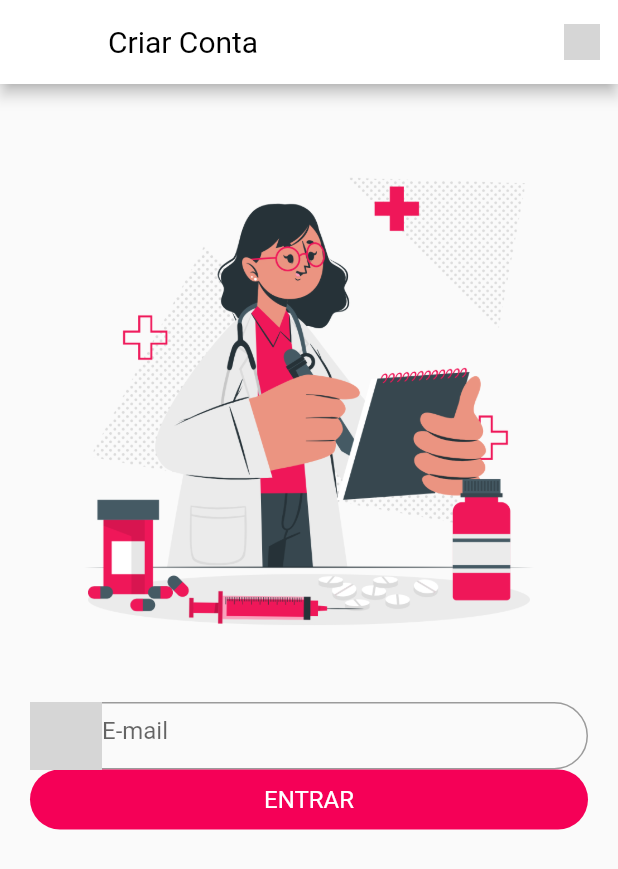
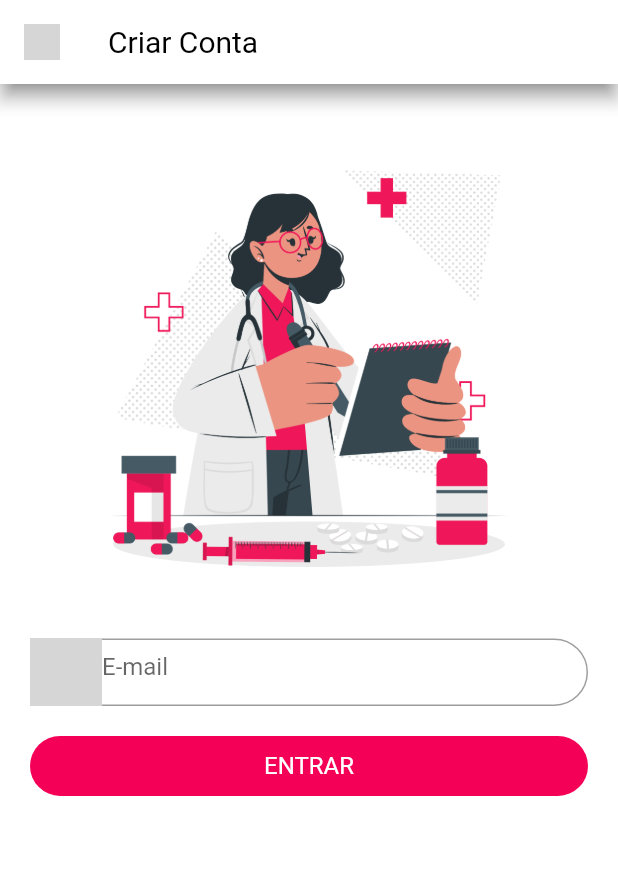
Before and after one commit to Doe-Vida/FrontEnd, a Flutter app: the SignUpPage screen opened directly, on a phone screen of 412 x 824 dp. Shown: the top 869 px of the screen. Run offline on Flutter 3.47's test engine with Material 2 defaults, Android fonts, the phone set to English and light mode, and no system bars; our stand-ins replace email_validator; missing offline and left inert: iconify_flutter; grey boxes are pictures that could not be loaded.

Commit message:
Adding routes and adjusting login, signUp and home

```diff
--- /dev/null
+++ b/front_end/lib/constants/app_routes.dart
@@ -0,0 +1,38 @@
+import 'package:flutter/material.dart';
+import 'package:front_end/views/pages/auth/login/login_page.dart';
+import 'package:front_end/views/pages/auth/signUp/signup_page.dart';
+import 'package:front_end/views/pages/custom_navigation_bar.dart';
+import 'package:front_end/views/pages/init/init_page.dart';
+
+import '../views/pages/home/homePage.dart';
+
+class AppRoutes
+{
+  //auth
+  static const String loginPage = "login";
+  static const String signUpPage = "signUp";
+  //home
+  static const String homePage = "home";
+  //init
+  static const String initPage = "init";
+  static const String navigationBar = "navigationBar";
+
+  static Route<dynamic> controller(RouteSettings settings)
+  {
+    switch(settings.name)
+    {
+      case loginPage:
+        return MaterialPageRoute(builder: (context) => const LoginPage());
+      case signUpPage:
+        return MaterialPageRoute(builder: (context) => const SignUpPage());
+      case homePage:
+        return MaterialPageRoute(builder: (context) => const HomePage());
+      case initPage:
+        return MaterialPageRoute(builder: (context) => const InitPage());
+      case navigationBar:
+        return MaterialPageRoute(builder: (context) => const CustomNavigationBar());
+      default:
+      throw("Essa rota não existe");
+    }
+  }
+}
--- a/front_end/lib/views/pages/auth/signUp/signup_page.dart
+++ b/front_end/lib/views/pages/auth/signUp/signup_page.dart
@@ -1,6 +1,10 @@
+import 'dart:math';
+
 import 'package:flutter/material.dart';
 import 'package:front_end/constants/app_colors.dart';
 import 'package:front_end/constants/app_icons.dart';
+import 'package:front_end/constants/app_images.dart';
+import 'package:front_end/constants/app_routes.dart';
 import 'package:front_end/views/widgets/appbars/custom_appbar.dart';
 import 'package:front_end/views/widgets/buttons/custom_button.dart';
 import 'package:front_end/views/widgets/textboxes/custom_textbox.dart';
@@ -17,27 +21,29 @@ class _SignUpPageState extends State<SignUpPage> {
 
   @override
   Widget build(BuildContext context) {
+    Size screenSize = MediaQuery.of(context).size;
+
     return Scaffold(
       appBar: CustomAppBar(
         title: "Criar Conta",
-        iconRight: AppIcons.arrowBack(),
-        onPressedIconRight: () {},
+        iconLeft: AppIcons.arrowBack(),
+        onPressedIconLeft: () => Navigator.pop(context),
       ),
       body: Container(
         margin: const EdgeInsets.all(20),
         child: Column(
           children: [
-            Image.asset("assets/images/doctor.png"),
+            Image.asset(AppImages.DOCTOR, height: screenSize.height * 0.4,),
             CustomTextBox(
               controller: emailController,
               hintText: "E-mail",
               prefixIcon: AppIcons.mail(AppColors.GRAY300),
               keyboardType: TextInputType.emailAddress,
-              margin: const EdgeInsets.only(top: 20),
+              margin: const EdgeInsets.symmetric(vertical: 20),
             ),
             //TextBox senha
             //TextBox confirmar senha
-            CustomButton(text: "Entrar", onTap: () {})
+            CustomButton(text: "Entrar", onTap: () => Navigator.pushNamed(context, AppRoutes.navigationBar))
           ],
         ),
       ),
--- a/front_end/lib/views/widgets/appbars/custom_appbar.dart
+++ b/front_end/lib/views/widgets/appbars/custom_appbar.dart
@@ -4,6 +4,8 @@ import 'package:front_end/constants/app_text_styles.dart';
 
 class CustomAppBar extends StatelessWidget implements PreferredSizeWidget {
   final String title;
+  final bool? centerTitle;
+  final double? elevation;
   final Color? backgroundColor;
   final Widget? iconLeft;
   final Widget? iconRight;
@@ -12,6 +14,8 @@ class CustomAppBar extends StatelessWidget implements PreferredSizeWidget {
   const CustomAppBar(
       {super.key,
       required this.title,
+      this.centerTitle,
+      this.elevation,
       this.backgroundColor,
       this.iconLeft,
       this.iconRight,
@@ -30,6 +34,7 @@ class CustomAppBar extends StatelessWidget implements PreferredSizeWidget {
               color:
                   backgroundColor == null ? AppColors.BLACK : AppColors.WHITE),
         ),
+        centerTitle: centerTitle ?? false,
         leading: iconLeft == null
             ? null
             : IconButton(
@@ -41,6 +46,10 @@ class CustomAppBar extends StatelessWidget implements PreferredSizeWidget {
             : <Widget>[
                 IconButton(onPressed: onPressedIconRight, icon: iconRight!)
               ],
-        backgroundColor: backgroundColor ?? AppColors.WHITE);
+        backgroundColor: backgroundColor ?? AppColors.WHITE,
+        elevation: elevation ?? 5,
+        shadowColor: AppColors.GRAY300,
+        automaticallyImplyLeading: false,
+    );
   }
 }
--- a/front_end/lib/views/widgets/cards/card_blood_type.dart
+++ b/front_end/lib/views/widgets/cards/card_blood_type.dart
@@ -1,4 +1,5 @@
 import 'package:flutter/material.dart';
+import 'package:front_end/constants/app_images.dart';
 import 'package:front_end/constants/app_text_styles.dart';
 import 'package:front_end/constants/app_colors.dart';
 
@@ -29,7 +30,7 @@ class CardBloodType extends StatelessWidget {
           Stack(
             alignment: Alignment.center,
             children: [
-              Image.asset("assets/images/pink_heart.png"),
+              Image.asset(AppImages.PINK_HEART),
               Text(
                 bloodType,
                 style:
```
Also changed, not shown: front_end/lib/main.dart (+4 -88 lines), front_end/lib/views/dialogs/aptitude_test/first_test_aptitude_eligible.dart (+8 -9 lines), front_end/lib/views/pages/auth/login/login_page.dart (renamed from front_end/lib/views/pages/auth/login/login_screen.dart, +16 -11 lines), front_end/lib/views/pages/custom_navigation_bar.dart (+19 -8 lines), front_end/lib/views/pages/home/homePage.dart (added, +34 -0 lines), front_end/lib/views/pages/init/init_page.dart (added, +42 -0 lines), front_end/lib/views/pages/init/init_screen.dart (deleted, +0 -30 lines).
